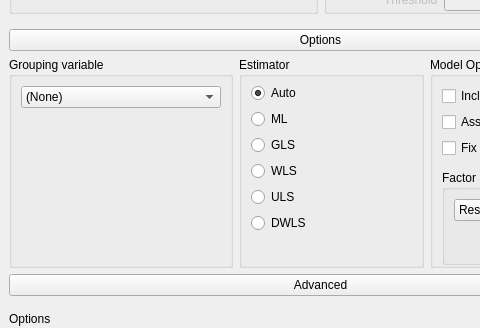
Qt form JASP-Desktop/analysisforms/semsimpleform.ui (jasp-stats/jasp-desktop) before a commit; both pictures show x 0 to 480 and y 577 to 905 of the 641 by 1151 pixel window.
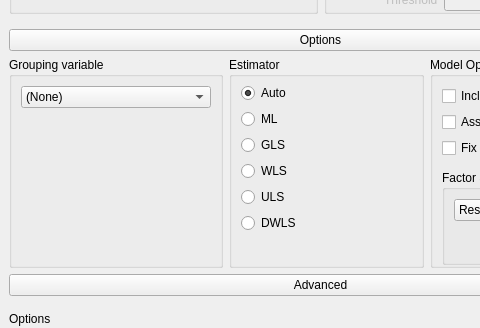
The same form after that commit. Custom widgets are drawn as their Qt base class.

The edit to the form file:
```diff
--- a/JASP-Desktop/analysisforms/semsimpleform.ui
+++ b/JASP-Desktop/analysisforms/semsimpleform.ui
@@ -102,7 +102,7 @@
              <widget class="BoundComboBox" name="groupingVariableWHATNEEDSFIXING">
               <property name="minimumSize">
                <size>
-                <width>200</width>
+                <width>190</width>
                 <height>0</height>
                </size>
               </property>
```
Left out of the diff: 2 changed lines with no effect on the pictures.
